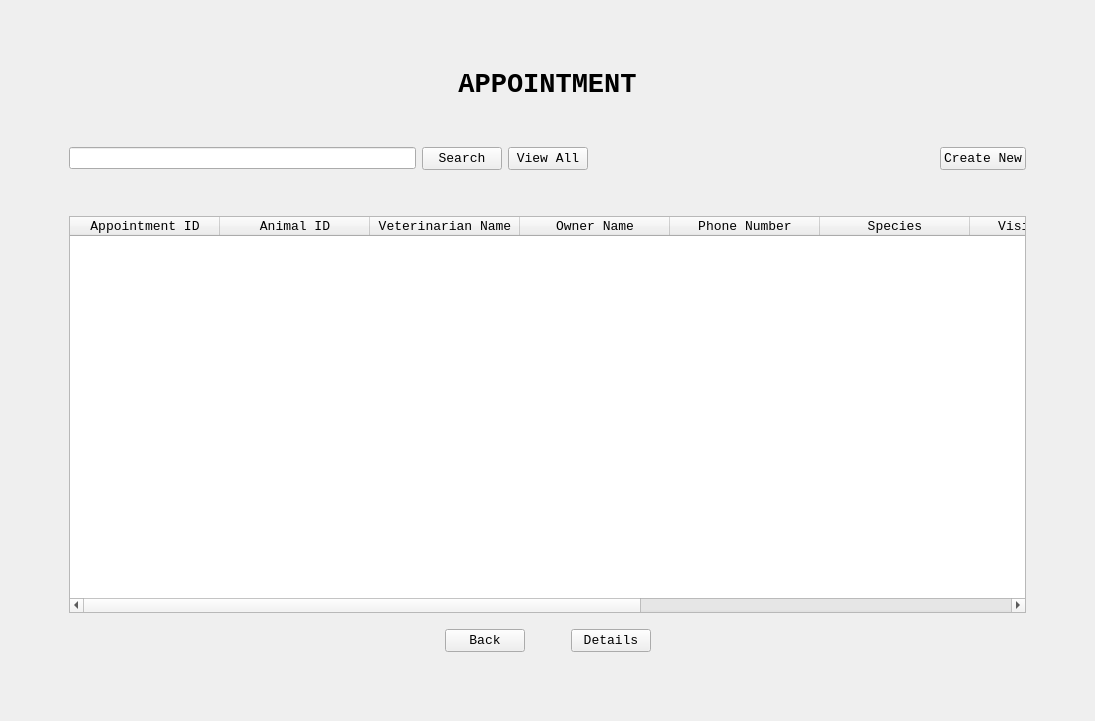
ASNaeem/Simple-VCMS, file AppointmentUI.ui: the form before one commit.
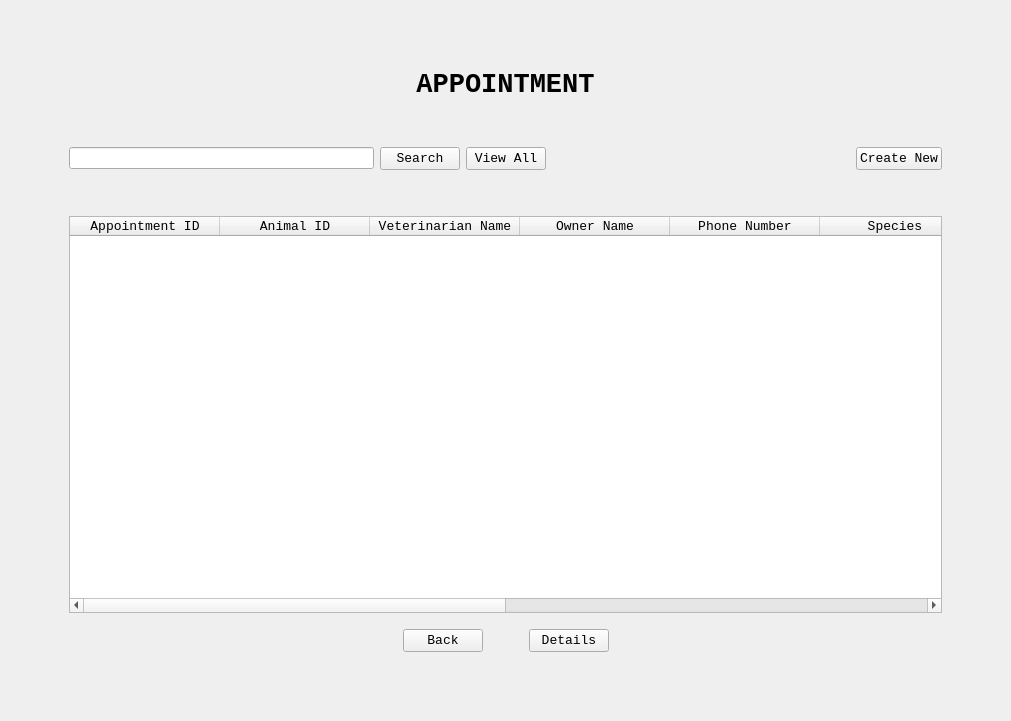
The form after the commit.

Diff of the .ui file:
```diff
--- a/AppointmentUI.ui
+++ b/AppointmentUI.ui
@@ -6,7 +6,7 @@
    <rect>
     <x>0</x>
     <y>0</y>
-    <width>1095</width>
+    <width>1011</width>
     <height>721</height>
    </rect>
   </property>
```
